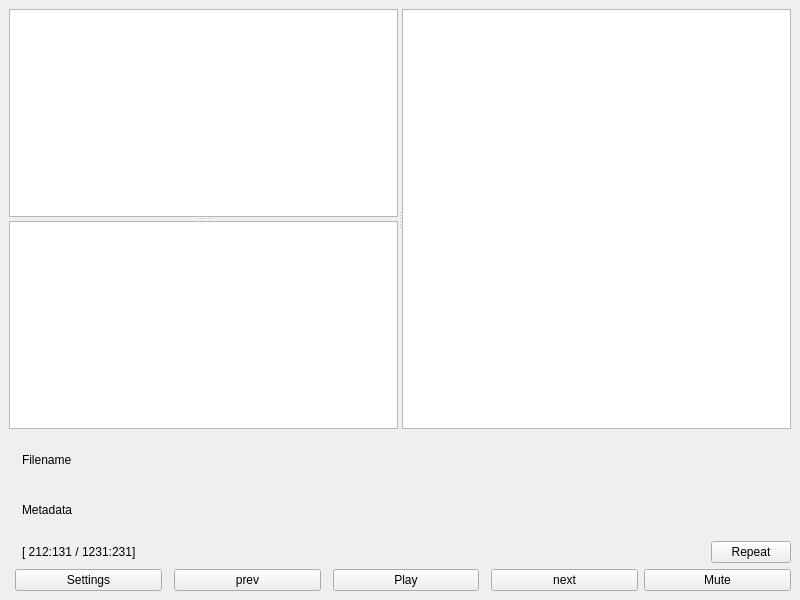
Above: src/dp.ui from tmollov/directory-player before the change. Below: the same form after it.
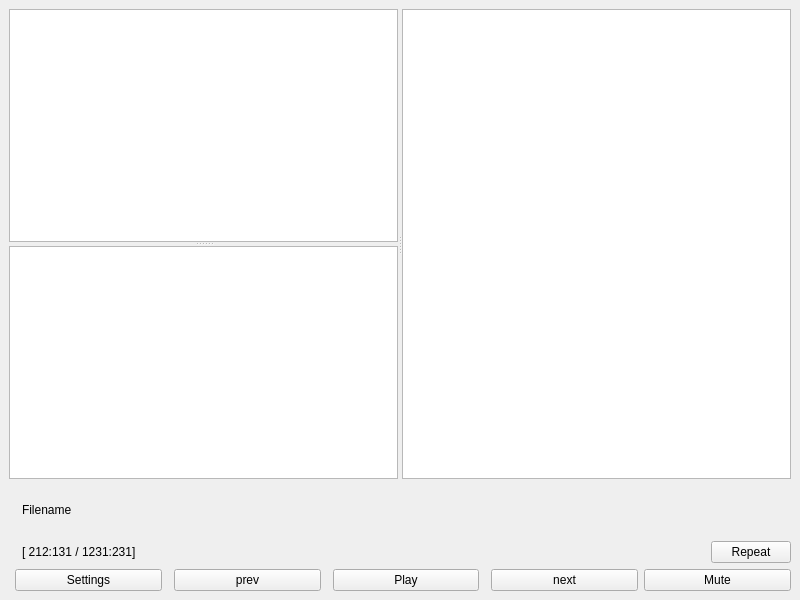
That is the form after the change. Icons and pictures are not drawn.

The edit to the form file:
```diff
--- a/src/dp.ui
+++ b/src/dp.ui
@@ -161,28 +161,6 @@
             </property>
            </widget>
           </item>
-          <item>
-           <widget class="QLabel" name="player_metadata">
-            <property name="sizePolicy">
-             <sizepolicy hsizetype="MinimumExpanding" vsizetype="Preferred">
-              <horstretch>0</horstretch>
-              <verstretch>0</verstretch>
-             </sizepolicy>
-            </property>
-            <property name="maximumSize">
-             <size>
-              <width>16777215</width>
-              <height>50</height>
-             </size>
-            </property>
-            <property name="text">
-             <string>Metadata</string>
-            </property>
-            <property name="alignment">
-             <set>Qt::AlignLeading|Qt::AlignLeft|Qt::AlignVCenter</set>
-            </property>
-           </widget>
-          </item>
          </layout>
         </item>
         <item>
```
